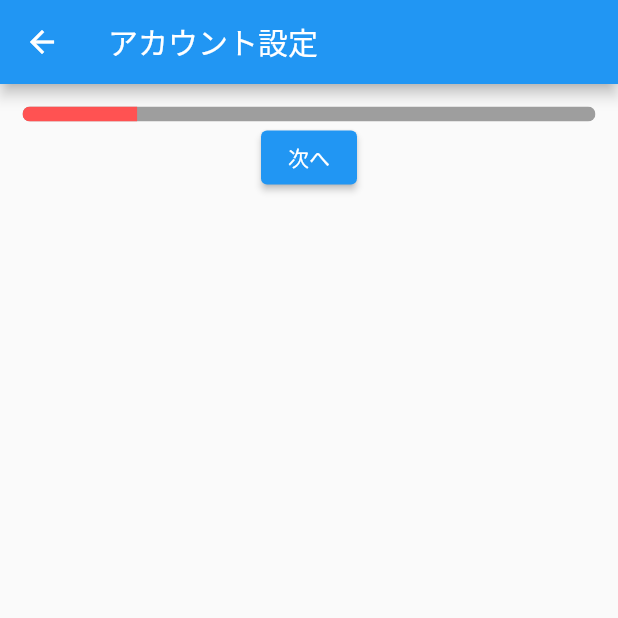
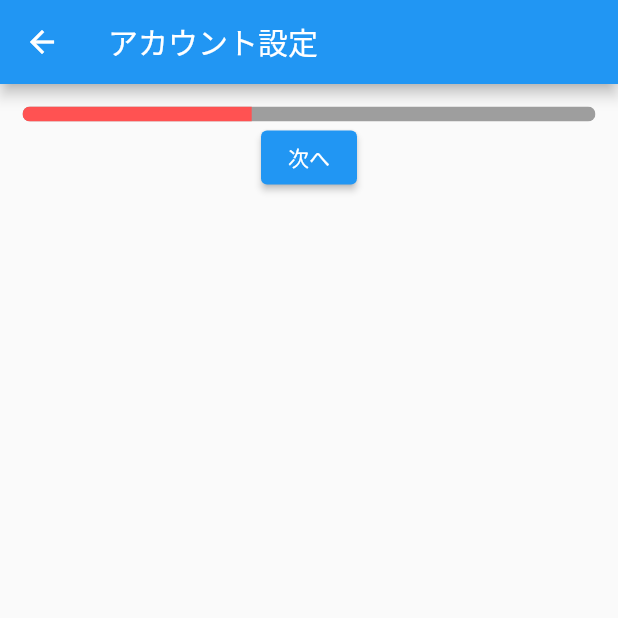
Before and after one commit to takuowake/linear_progress_indicator, a Flutter app: the AccountSetting2Page screen opened directly, after a tap on "次へ", on a phone screen of 412 x 824 dp, the top half of it. Run offline on Flutter 3.47's test engine with Material 2 defaults, Android fonts, the phone set to English and light mode, and no system bars.

Commit message:
ページが遷移の実装

```diff
--- a/lib/view/account_setting2.dart
+++ b/lib/view/account_setting2.dart
@@ -1,4 +1,5 @@
 import 'package:flutter/material.dart';
+import 'package:linear_progress_indicator/view/account_setting3.dart';
 
 class AccountSetting2Page extends StatefulWidget {
   const AccountSetting2Page({super.key});
@@ -29,23 +30,23 @@ class _AccountSetting2PageState extends State<AccountSetting2Page> {
                   backgroundColor: Colors.grey,
                   valueColor: new AlwaysStoppedAnimation<Color>(Colors.redAccent),
                   minHeight: 10,
-                  value: _progress,
+                  value: 0.2,
                 ),
               ),
               ElevatedButton(
                 child: Text('次へ'),
                 onPressed: () {
-                  // Navigator.push(
-                  //   context,
-                  //   MaterialPageRoute(builder: (context) => AccountSetting3()),
-                  // );
-                  setState(() {
-                    if (_progress == 1.0) {
-                      _progress = 0;
-                    } else {
-                      _progress += 0.2;
-                    }
-                  });
+                  Navigator.push(
+                    context,
+                    MaterialPageRoute(builder: (context) => AccountSetting3Page()),
+                  );
+                  // setState(() {
+                  //   if (_progress == 1.0) {
+                  //     _progress = 0;
+                  //   } else {
+                  //     _progress += 0.2;
+                  //   }
+                  // });
                 },
               ),
             ],
--- a/lib/view/account_setting3.dart
+++ b/lib/view/account_setting3.dart
@@ -0,0 +1,58 @@
+import 'package:flutter/material.dart';
+import 'package:linear_progress_indicator/view/account_setting4.dart';
+
+class AccountSetting3Page extends StatefulWidget {
+  const AccountSetting3Page({super.key});
+
+  @override
+  // ignore: library_private_types_in_public_api
+  _AccountSetting3PageState createState() => _AccountSetting3PageState();
+}
+
+class _AccountSetting3PageState extends State<AccountSetting3Page> {
+  double _progress = 0;
+
+  @override
+  Widget build(BuildContext context) {
+    return Scaffold(
+      appBar: AppBar(
+        title: Text('アカウント設定'),
+      ),
+      body: Center(
+        child: Padding(
+          padding: EdgeInsets.all(15.0),
+          child: Column(
+            mainAxisAlignment: MainAxisAlignment.start,
+            children: <Widget>[
+              ClipRRect(
+                borderRadius: BorderRadius.all(Radius.circular(30)),
+                child: LinearProgressIndicator(
+                  backgroundColor: Colors.grey,
+                  valueColor: new AlwaysStoppedAnimation<Color>(Colors.redAccent),
+                  minHeight: 10,
+                  value: 0.4,
+                ),
+              ),
+              ElevatedButton(
+                child: Text('次へ'),
+                onPressed: () {
+                  Navigator.push(
+                    context,
+                    MaterialPageRoute(builder: (context) => AccountSetting4Page()),
+                  );
+                  // setState(() {
+                  //   if (_progress == 1.0) {
+                  //     _progress = 0;
+                  //   } else {
+                  //     _progress += 0.2;
+                  //   }
+                  // });
+                },
+              ),
+            ],
+          ),
+        ),
+      ),
+    );
+  }
+}
```
Also changed, not shown: lib/view/account_setting1.dart (+8 -8 lines), lib/view/account_setting4.dart (+58 -0 lines), lib/view/account_setting5.dart (+58 -0 lines), lib/view/component/progress_indicator.dart (added).
